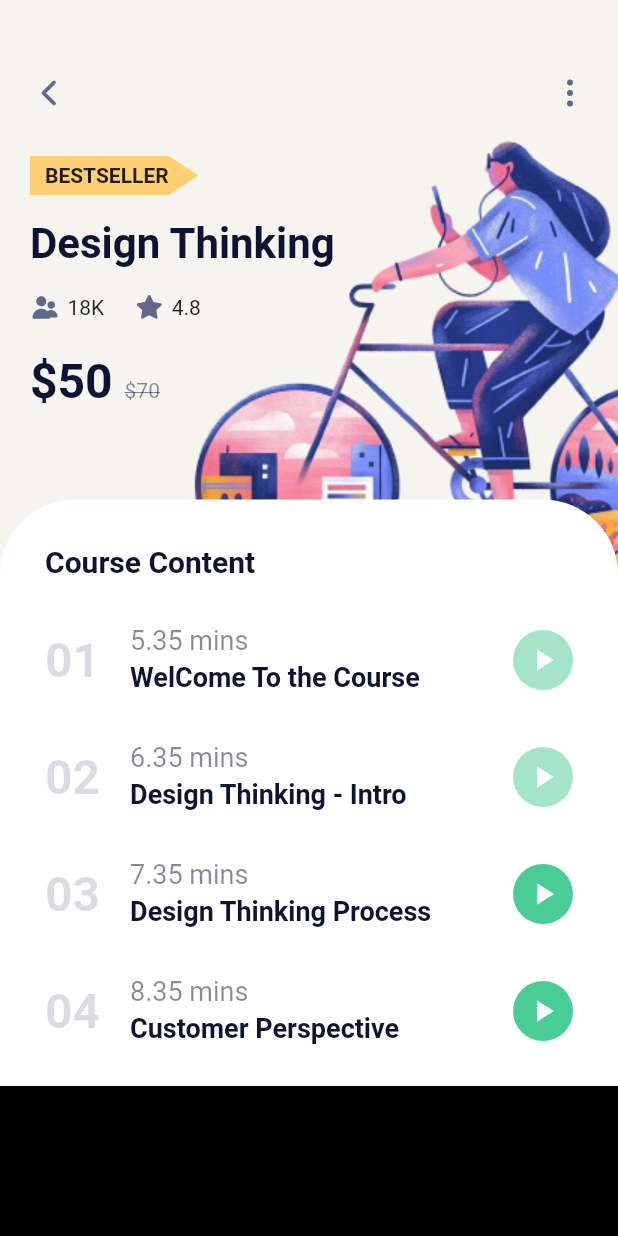
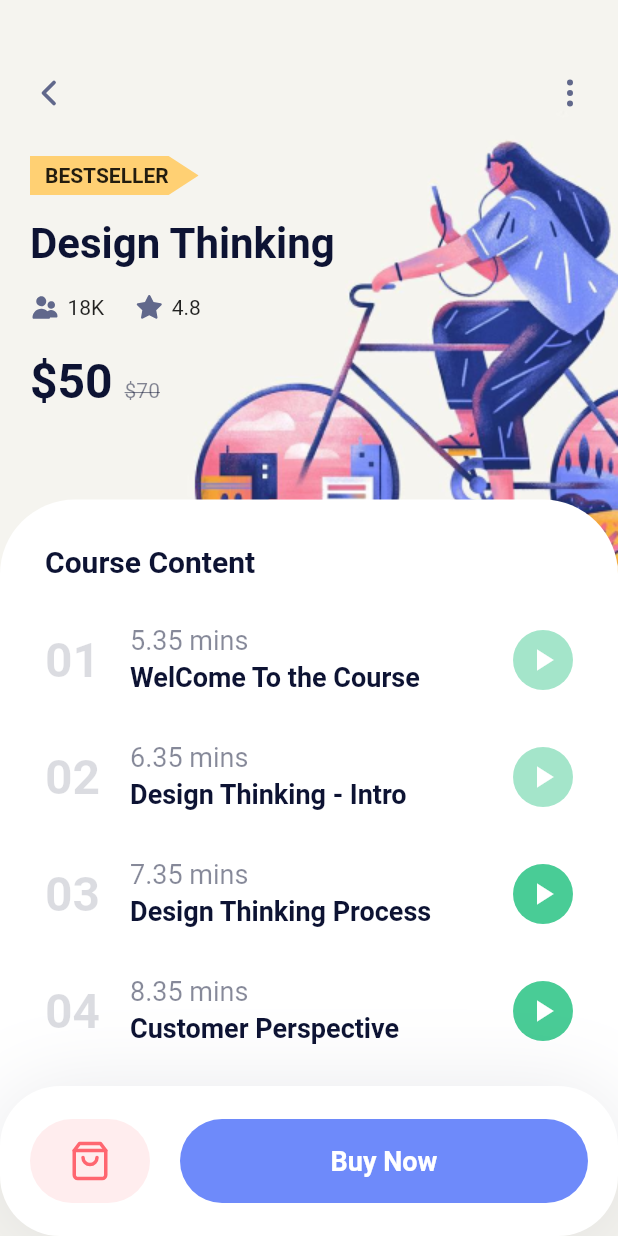
Before and after one commit to JARNBOY/CourseOnlineApp_flutter, a Flutter app: the screen it shows after launch, on a phone screen of 412 x 824 dp. Run offline on Flutter 3.47's test engine with Material 2 defaults, Android fonts, the phone set to English and light mode, and no system bars; our stand-ins replace flutter_svg.

Commit message:
detail screen button bar menu buy

```diff
--- a/couseonlineapp_flutter/lib/detailScreen.dart
+++ b/couseonlineapp_flutter/lib/detailScreen.dart
@@ -127,9 +127,49 @@ class DetailScreen extends StatelessWidget {
                       left: 0,
                       bottom: 0,
                       child: Container(
+                        padding: EdgeInsets.all(20),
                         height: 100,
                         width: double.infinity,
-                        color: Colors.black,
+                        decoration: BoxDecoration(
+                            color: Colors.white,
+                            borderRadius: BorderRadius.circular(40),
+                            boxShadow: [
+                              BoxShadow(
+                                  offset: Offset(0, 4),
+                                  blurRadius: 50,
+                                  color: kTextColor.withOpacity(.1))
+                            ]),
+                        child: Row(
+                          children: <Widget>[
+                            Container(
+                                padding: EdgeInsets.all(14),
+                                height: 56,
+                                width: 80,
+                                decoration: BoxDecoration(
+                                    color: Color(0xFFFFEDEE),
+                                    borderRadius: BorderRadius.circular(40)),
+                                child: SvgPicture.asset(
+                                    "assets/icons/shopping-bag.svg")),
+                            SizedBox(width: 20),
+                            Expanded(
+                              child: Container(
+                                alignment: Alignment.center,
+                                padding: EdgeInsets.all(14),
+                                height: 56,
+                                width: 80,
+                                decoration: BoxDecoration(
+                                    color: kBlueColor,
+                                    borderRadius: BorderRadius.circular(40)),
+                                child: Text(
+                                  "Buy Now",
+                                  style: kSubtitleTextSyule.copyWith(
+                                      color: Colors.white,
+                                      fontWeight: FontWeight.bold),
+                                ),
+                              ),
+                            )
+                          ],
+                        ),
                       ),
                     ),
                   ],
```
